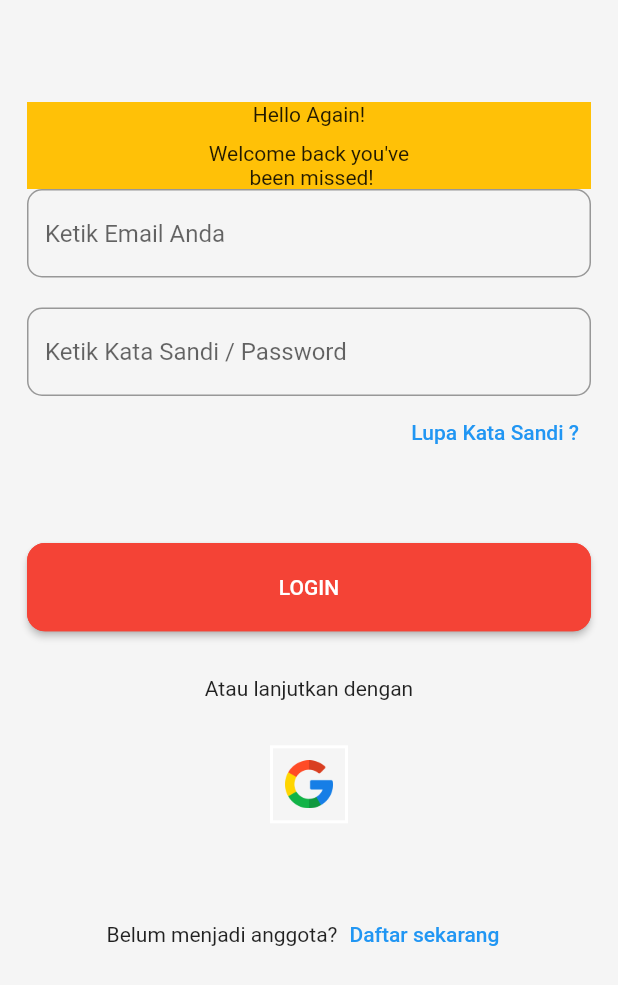
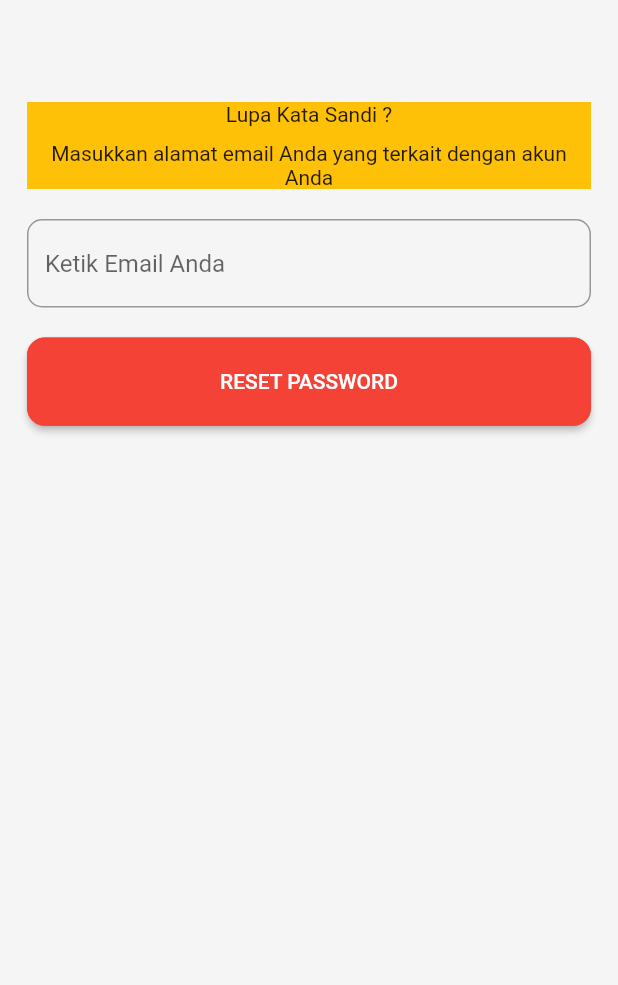
Before and after one commit to indratdev/POSApplication, a Flutter app: the LoginScreen screen opened by its route, after a tap on "Lupa Kata Sandi ?", on a phone screen of 412 x 824 dp. Shown: the top 985 px of the screen. Run offline on Flutter 3.47's test engine with Material 2 defaults, Android fonts, the phone set to English and light mode, and no system bars; our stand-ins replace dartz, equatable, firebase_auth, firebase_core, flutter_bloc; accounts and stored records are empty.

Commit message:
fixing forgot screen and code

```diff
--- a/lib/module/auth/bloc/auth_bloc.dart
+++ b/lib/module/auth/bloc/auth_bloc.dart
@@ -11,6 +11,7 @@ class AuthBloc extends Bloc<AuthEvent, AuthState> {
   final AuthService authService = AuthService();
 
   AuthBloc() : super(AuthInitial()) {
+    // register
     on<RegisterRestoEvent>((event, emit) async {
       emit(LoadingRegisterResto());
       try {
@@ -36,5 +37,23 @@ class AuthBloc extends Bloc<AuthEvent, AuthState> {
         emit(FailureRegisterResto(messageError: e.toString()));
       }
     });
+
+    // forgot password
+    on<ForgotPasswordEvent>((event, emit) async {
+      emit(LoadingForgotPassword());
+      try {
+        String email = event.email;
+
+        var result = await AuthService.forgotPassword(email: event.email);
+        result.fold((err) {
+          emit(FailureForgotPassword(messageError: err));
+        }, (data) {
+          emit(SuccessForgotPassword(
+              result: "Periksa email anda untuk reset password"));
+        });
+      } catch (e) {
+        emit(FailureForgotPassword(messageError: e.toString()));
+      }
+    });
   }
 }
--- a/lib/module/auth/bloc/auth_event.dart
+++ b/lib/module/auth/bloc/auth_event.dart
@@ -18,3 +18,11 @@ class RegisterRestoEvent extends AuthEvent {
     required this.rePassword,
   });
 }
+
+class ForgotPasswordEvent extends AuthEvent {
+  String email;
+
+  ForgotPasswordEvent({
+    required this.email,
+  });
+}
--- a/lib/module/auth/bloc/auth_state.dart
+++ b/lib/module/auth/bloc/auth_state.dart
@@ -40,3 +40,22 @@ class SuccessRegisterResto extends AuthState {
   List<Object> get props => [result, message];
 }
 // register end
+
+// forgot password
+class LoadingForgotPassword extends AuthState {}
+
+class FailureForgotPassword extends FailureState {
+  FailureForgotPassword({required super.messageError});
+}
+
+class SuccessForgotPassword extends AuthState {
+  String result;
+
+  SuccessForgotPassword({
+    required this.result,
+  });
+
+  @override
+  List<Object> get props => [result];
+}
+// forgot password end
--- /dev/null
+++ b/lib/module/auth/login/forgot_password_screen.dart
@@ -0,0 +1,124 @@
+import 'package:flutter/material.dart';
+import 'package:flutter_bloc/flutter_bloc.dart';
+import 'package:posapplication/module/auth/bloc/auth_bloc.dart';
+
+import '../../../shared/routes/app_routes.dart';
+import '../../../shared/utils/validator/validator.dart';
+import '../../../shared/widgets/custom_widgets.dart';
+
+class ForgotPasswordScreen extends StatefulWidget {
+  ForgotPasswordScreen({
+    super.key,
+  });
+
+  @override
+  State<ForgotPasswordScreen> createState() => _ForgotPasswordScreenState();
+}
+
+class _ForgotPasswordScreenState extends State<ForgotPasswordScreen> {
+  final _formKey = GlobalKey<FormState>();
+  TextEditingController emailController = TextEditingController();
+
+  @override
+  Widget build(BuildContext context) {
+    return Scaffold(
+      backgroundColor: Colors.grey.shade100,
+      body: SafeArea(
+        child: BlocConsumer<AuthBloc, AuthState>(
+          listener: (context, state) {
+            if (state is SuccessForgotPassword) {
+              Navigator.pop(context);
+              CustomWidgets.showMessageAlertWithF(
+                  context,
+                  state.result,
+                  true,
+                  () => Navigator.pushNamedAndRemoveUntil(
+                      context, AppRoutes.first, (route) => false));
+            }
+
+            if (state is FailureForgotPassword) {
+              Navigator.pop(context);
+              CustomWidgets.showMessageAlertBasic(
+                  context, state.messageError, false);
+            }
+
+            if (state is LoadingForgotPassword) {
+              CustomWidgets.showLoadingWidgetContainer(context);
+            }
+          },
+          builder: (context, state) {
+            return SingleChildScrollView(
+              child: Padding(
+                padding: const EdgeInsets.all(18),
+                child: Form(
+                  key: _formKey,
+                  child: Column(
+                    children: <Widget>[
+                      Container(
+                        margin: const EdgeInsets.only(top: 50),
+                        color: Colors.amber,
+                        alignment: Alignment.center,
+                        child: Column(
+                          children: const <Widget>[
+                            Text("Lupa Kata Sandi ?"),
+                            SizedBox(height: 10),
+                            Text(
+                              "Masukkan alamat email Anda yang terkait dengan akun Anda",
+                              textAlign: TextAlign.center,
+                              maxLines: 3,
+                              overflow: TextOverflow.ellipsis,
+                            ),
+                          ],
+                        ),
+                      ),
+                      Container(
+                        margin: const EdgeInsets.only(top: 20),
+                        child: TextFormField(
+                          validator: (value) => Validator.emailValidator(value),
+                          controller: emailController,
+                          decoration: InputDecoration(
+                            hintText: "Ketik Email Anda",
+                            border: OutlineInputBorder(
+                              borderRadius: BorderRadius.circular(10.0),
+                            ),
+                            fillColor: Colors.white70,
+                          ),
+                        ),
+                      ),
+                      const SizedBox(height: 20),
+                      SizedBox(
+                        height: MediaQuery.of(context).size.width / 7,
+                        width: double.infinity,
+                        child: ElevatedButton(
+                          onPressed: () async {
+                            if (_formKey.currentState!.validate()) {
+                              BlocProvider.of<AuthBloc>(context).add(
+                                  ForgotPasswordEvent(
+                                      email: emailController.text));
+                            }
+                          },
+                          child: const Text("RESET PASSWORD"),
+                          style: ButtonStyle(
+                            backgroundColor:
+                                MaterialStateProperty.all(Colors.red),
+                            shape: MaterialStateProperty.all<
+                                RoundedRectangleBorder>(
+                              RoundedRectangleBorder(
+                                borderRadius: BorderRadius.circular(12),
+                                side: const BorderSide(color: Colors.red),
+                              ),
+                            ),
+                          ),
+                        ),
+                      ),
+                    ],
+                  ),
+                ),
+              ),
+            );
+          },
+        ),
+      ),
+    );
+  }
+}
--- a/lib/module/auth/login/login_screen.dart
+++ b/lib/module/auth/login/login_screen.dart
@@ -59,8 +59,9 @@ class _LoginScreenState extends State<LoginScreen> {
                 Align(
                   alignment: Alignment.centerRight,
                   child: TextButton(
-                    onPressed: () {},
-                    child: Text("Lupa Kata Sandi ?"),
+                    onPressed: () =>
+                        Navigator.pushNamed(context, AppRoutes.forgotPassword),
+                    child: const Text("Lupa Kata Sandi ?"),
                   ),
                 ),
                 SizedBox(height: 50),
--- a/lib/service/auth_service/auth_service.dart
+++ b/lib/service/auth_service/auth_service.dart
@@ -2,12 +2,15 @@ import 'dart:io';
 
 import 'package:dartz/dartz.dart';
 import 'package:firebase_auth/firebase_auth.dart';
+import 'package:posapplication/shared/utils/failure/authexception_handler.dart';
 
 import '../../shared/utils/failure/exception.dart';
 import '../../shared/utils/failure/failure.dart';
 import '../signInSignUp.dart';
 
 class AuthService {
+  static final FirebaseAuth _auth = FirebaseAuth.instance;
+
   static String role = "";
   static bool get isOwner => role == "Owner";
   static bool get isAdmin => role == "Admin";
@@ -74,4 +77,61 @@ class AuthService {
       return const Left(ConnectionFailure('Failed to connect to the database'));
     }
   }
+
+  // reset password
+  static Future<Either<String, AuthStatus>> forgotPassword(
+      {required String email}) async {
+    late Either<String, AuthStatus> myEither;
+    await _auth
+        .sendPasswordResetEmail(email: email)
+        // .then((value) =>  Right(AuthStatus.successful))
+        .then((value) {
+      myEither = Right(AuthStatus.successful);
+    })
+        // .catchError((e) => Left(AuthExceptionHandler.handleAuthException(e)));
+        .catchError((e) {
+      var err = AuthExceptionHandler.handleAuthException(e);
+      myEither = Left(AuthExceptionHandler.generateErrorMessage(err));
+    });
+
+    return myEither;
+  }
+  // static Future<String, AuthStatus> forgotPassword(
+  //     {required String email}) async {
+  // try {
+  //   await _auth.sendPasswordResetEmail(email: email).then((value) {
+  //     return Right(AuthStatus.successful);
+  //   }).catchError((e) {
+  //     return Left(AuthExceptionHandler.handleAuthException(e));
+  //   });
+  // } on FirebaseAuthException catch (e) {
+  //   return Left(AuthExceptionHandler.generateErrorMessage(e));
+  // }
+
+  // static Future<Either<Failure, AuthStatus>> forgotPassword(
+  //     {required String email}) async {
+  //   // late AuthStatus status;
+
+  //   await _auth
+  //       .sendPasswordResetEmail(email: email)
+  //       // .then((value) => status = AuthStatus.successful)
+  //       .then((value) {
+  //     return const Right(AuthStatus.successful);
+  //   })
+  //       // .catchError((e) => status = AuthExceptionHandler.handleAuthException(e));
+  //       .catchError(
+  //     (e) {
+  //       return Left(AuthExceptionHandler.handleAuthException(e));
+  //     },
+  //   );
+
+  //   // print(">>> status : $status");
+
+  //   // return status;
+  // }
+
+  // log out
+  static void signOut() {
+    _auth.signOut();
+  }
 }
--- a/lib/shared/routes/app_routes.dart
+++ b/lib/shared/routes/app_routes.dart
@@ -1,5 +1,6 @@
 import 'package:flutter/widgets.dart';
 import 'package:posapplication/module/auth/cover/coverauth_screen.dart';
+import 'package:posapplication/module/auth/login/forgot_password_screen.dart';
 import 'package:posapplication/module/auth/login/login_screen.dart';
 import 'package:posapplication/module/auth/register/register_Screen.dart';
 
@@ -7,10 +8,12 @@ class AppRoutes {
   static const String first = '/';
   static const String login = '/login';
   static const String register = '/register';
+  static const String forgotPassword = '/forgotpassword';
 
   Map<String, WidgetBuilder> getRoutes = {
     first: (_) => CoverAuthScreen(),
     login: (_) => LoginScreen(),
     register: (_) => RegisterScreen(),
+    forgotPassword: (_) => ForgotPasswordScreen(),
   };
 }
```
Also changed, not shown: lib/shared/utils/failure/authexception_handler.dart (added, +63 -0 lines).
